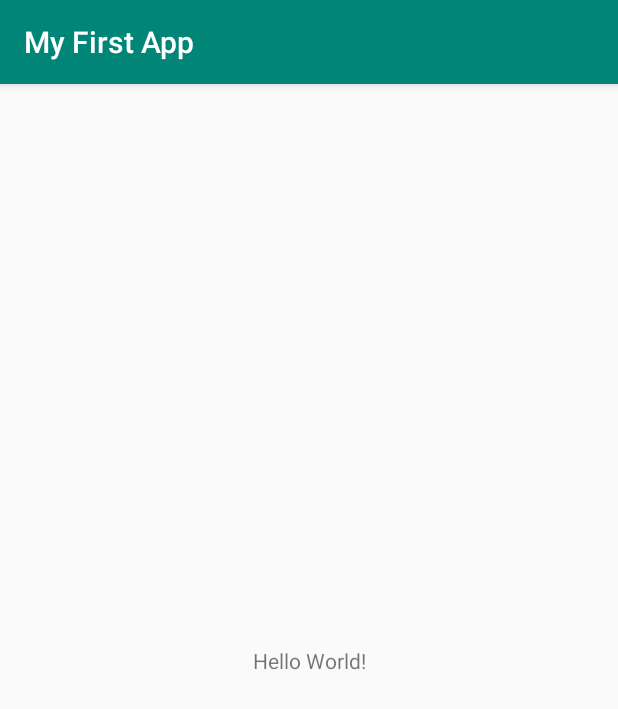
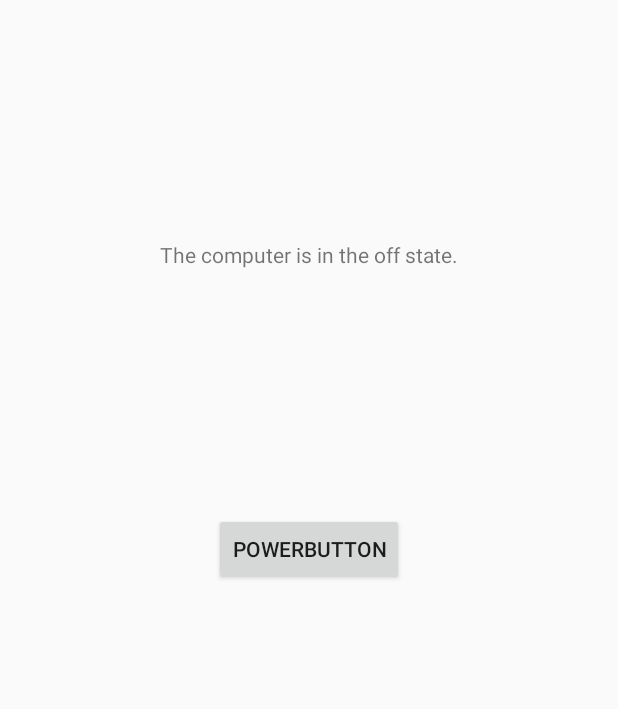
Before and after one commit to brianazick/senior_project, an Android app: the screen it shows after launch (MainActivity), on a phone screen of 412 x 824 dp. Shown: the top 709 px of the screen. Run offline under Robolectric (Android 15) with nearby library versions, the phone set to English and light mode, and no system bars; libraries missing offline, so code that uses them is left out: com.loopj.android, cz.msebera.android.

Commit message:
implement app with basic button that sends request to Particle API

```diff
--- a/app/build.gradle
+++ b/app/build.gradle
@@ -25,4 +25,5 @@ dependencies {
     testImplementation 'junit:junit:4.12'
     androidTestImplementation 'com.android.support.test:runner:1.0.2'
     androidTestImplementation 'com.android.support.test.espresso:espresso-core:3.0.2'
+    implementation 'com.loopj.android:android-async-http:1.4.9'
 }
--- a/app/src/main/AndroidManifest.xml
+++ b/app/src/main/AndroidManifest.xml
@@ -1,6 +1,8 @@
 <?xml version="1.0" encoding="utf-8"?>
 <manifest xmlns:android="http://schemas.android.com/apk/res/android"
     package="com.example.myfirstapp">
+
+    <uses-permission android:name="android.permission.INTERNET" />
 
     <application
         android:allowBackup="true"
@@ -9,6 +11,9 @@
         android:roundIcon="@mipmap/ic_launcher_round"
         android:supportsRtl="true"
         android:theme="@style/AppTheme">
+        <activity android:name=".DisplayMessageActivity"
+            android:parentActivityName=".MainActivity">
+        </activity>
         <activity android:name=".MainActivity">
             <intent-filter>
                 <action android:name="android.intent.action.MAIN" />
--- a/app/src/main/java/com/example/myfirstapp/MainActivity.java
+++ b/app/src/main/java/com/example/myfirstapp/MainActivity.java
@@ -1,13 +1,103 @@
 package com.example.myfirstapp;
 
+import android.os.Bundle;
 import android.support.v7.app.AppCompatActivity;
-import android.os.Bundle;
+import android.util.Log;
+import android.view.View;
+import android.widget.TextView;
+
+import com.loopj.android.http.JsonHttpResponseHandler;
+import com.loopj.android.http.RequestParams;
+
+import org.json.JSONArray;
+import org.json.JSONObject;
+
+import cz.msebera.android.httpclient.Header;
+import cz.msebera.android.httpclient.client.ResponseHandler;
 
 public class MainActivity extends AppCompatActivity {
+    private boolean power_state;
+    private String power_string;
 
     @Override
     protected void onCreate(Bundle savedInstanceState) {
         super.onCreate(savedInstanceState);
         setContentView(R.layout.activity_main);
+
+        power_state = false;
+
+        updatePowerString();
+        updateMainTextDisplay();
+    }
+
+    // Called when the user taps the send button
+    public void sendMessage(View view) {
+        power_state = !power_state;
+        updatePowerString();
+        updateMainTextDisplay();
+        sendParticleSignal();
+    }
+
+    private void updatePowerString(){
+        if(power_state) {
+            power_string = "The computer is in the on state.";
+        } else {
+            power_string = "The computer is in the off state.";
+        }
+
+    }
+
+    private void updateMainTextDisplay(){
+        TextView textView = findViewById(R.id.textView4);
+        textView.setText(power_string);
+    }
+
+    private void sendParticleSignal(){
+        RequestParams params = new RequestParams();
+        params.put("access_token", "013b79d222f5e7dd12698c8ad79684755d8468cf");
+        params.put("arg", "power_button");
+
+        JsonHttpResponseHandler http_response = new JsonHttpResponseHandler();
+
+        ParticleRestClient.post("", params,  new JsonHttpResponseHandler(){
+            @Override
+            public void onSuccess(int statusCode, Header[] headers, JSONObject response) {
+                super.onSuccess(statusCode, headers, response);
+                Log.i("ws", "---->>onSuccess JSONObject:" + response);
+            }
+
+            @Override
+            public void onSuccess(int statusCode, Header[] headers, JSONArray response) {
+                super.onSuccess(statusCode, headers, response);
+                Log.i("ws", "---->>onSuccess JSONArray");
+            }
+
+            @Override
+            public void onSuccess(int statusCode, Header[] headers, String responseString) {
+                super.onSuccess(statusCode, headers, responseString);
+                Log.i("ws", "---->>onSuccess responseString");
+            }
+
+
+            @Override
+            public void onFailure(int statusCode, Header[] headers, String responseString, Throwable throwable) {
+                super.onFailure(statusCode, headers, responseString, throwable);
+                Log.i("ws", "---->>onFailure:" + throwable.toString());
+            }
+
+            @Override
+            public void onFailure(int statusCode, Header[] headers, Throwable throwable, JSONObject errorResponse) {
+                super.onFailure(statusCode, headers, throwable, errorResponse);
+                Log.i("ws", "---->>onFailure" + throwable.toString());
+            }
+
+            @Override
+            public void onFailure(int statusCode, Header[] headers, Throwable throwable, JSONArray errorResponse) {
+                super.onFailure(statusCode, headers, throwable, errorResponse);
+                Log.i("ws", "---->>onFailure" + throwable.toString());
+            }
+
+
+        } );
     }
 }
--- a/app/src/main/res/layout/activity_main.xml
+++ b/app/src/main/res/layout/activity_main.xml
@@ -6,13 +6,31 @@
     android:layout_height="match_parent"
     tools:context=".MainActivity">
 
-    <TextView
+    <Button
+        android:id="@+id/button"
         android:layout_width="wrap_content"
         android:layout_height="wrap_content"
-        android:text="Hello World!"
+        android:layout_marginStart="117dp"
+        android:layout_marginLeft="117dp"
+        android:layout_marginTop="24dp"
+        android:layout_marginEnd="117dp"
+        android:layout_marginRight="117dp"
+        android:layout_marginBottom="296dp"
+        android:onClick="sendMessage"
+        android:text="PowerButton"
         app:layout_constraintBottom_toBottomOf="parent"
-        app:layout_constraintLeft_toLeftOf="parent"
-        app:layout_constraintRight_toRightOf="parent"
+        app:layout_constraintEnd_toEndOf="parent"
+        app:layout_constraintStart_toStartOf="parent"
+        app:layout_constraintTop_toBottomOf="@+id/textView4" />
+
+    <TextView
+        android:id="@+id/textView4"
+        android:layout_width="wrap_content"
+        android:layout_height="wrap_content"
+        android:layout_marginTop="160dp"
+        android:text="TextView"
+        app:layout_constraintEnd_toEndOf="parent"
+        app:layout_constraintStart_toStartOf="parent"
         app:layout_constraintTop_toTopOf="parent" />
 
 </android.support.constraint.ConstraintLayout>
--- a/app/src/main/res/values/styles.xml
+++ b/app/src/main/res/values/styles.xml
@@ -1,7 +1,7 @@
 <resources>
 
     <!-- Base application theme. -->
-    <style name="AppTheme" parent="Theme.AppCompat.Light.DarkActionBar">
+    <style name="AppTheme" parent="Theme.AppCompat.Light.NoActionBar">
         <!-- Customize your theme here. -->
         <item name="colorPrimary">@color/colorPrimary</item>
         <item name="colorPrimaryDark">@color/colorPrimaryDark</item>
--- a/build.gradle
+++ b/build.gradle
@@ -7,7 +7,7 @@ buildscript {
 
     }
     dependencies {
-        classpath 'com.android.tools.build:gradle:3.3.0'
+        classpath 'com.android.tools.build:gradle:3.3.1'
 
         // NOTE: Do not place your application dependencies here; they belong
         // in the individual module build.gradle files
```
Also changed, not shown: app/src/main/java/com/example/myfirstapp/DisplayMessageActivity.java (added, +23 -0 lines), app/src/main/java/com/example/myfirstapp/ParticleRestClient.java (added, +26 -0 lines), app/src/main/res/layout/activity_display_message.xml (added, +20 -0 lines), 1310 other files.
